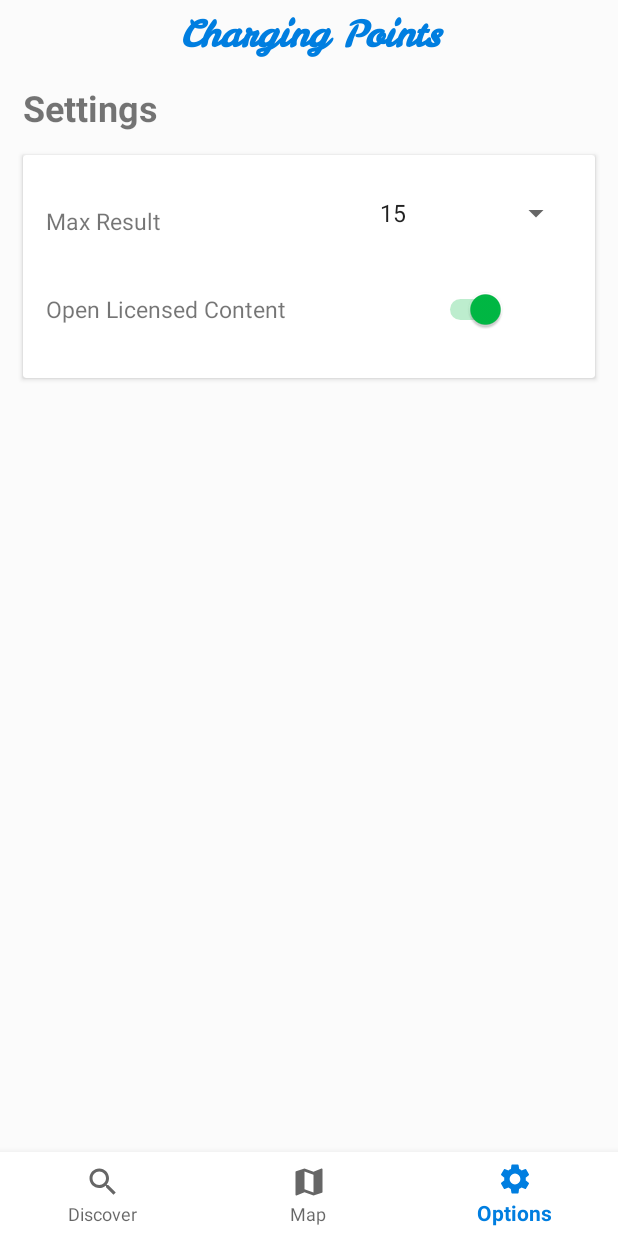
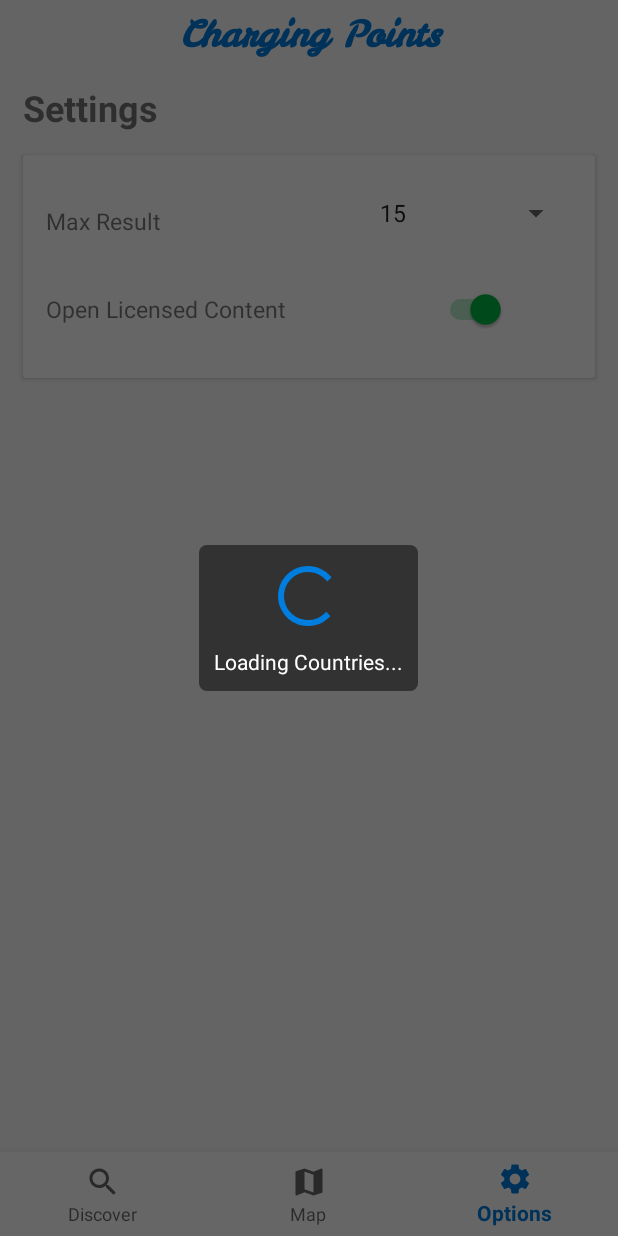
Before and after one commit to baturtulek/Charging-Points, an Android app: the screen it shows after launch (MainActivity), item 3 of the bottom bar chosen, on a phone screen of 412 x 824 dp. Run offline under Robolectric (Android 15) with nearby library versions, the phone set to English and light mode, and no system bars; our stand-ins replace Room's generated code.

Commit message:
Added custom progress bar

```diff
--- /dev/null
+++ b/app/src/main/java/com/example/electircalchargestations/CustomProgressBar.java
@@ -0,0 +1,42 @@
+package com.example.electircalchargestations;
+import android.app.Dialog;
+import android.content.Context;
+import android.view.Window;
+import android.widget.TextView;
+
+public class CustomProgressBar extends Dialog {
+
+    private static CustomProgressBar mCustomProgressbar;
+    private static TextView status;
+
+    private CustomProgressBar(Context context) {
+        super(context);
+        requestWindowFeature(Window.FEATURE_NO_TITLE);
+        setContentView(R.layout.dialog_progressbar);
+        status = findViewById(R.id.statusTv);
+        this.getWindow().setBackgroundDrawableResource(android.R.color.transparent);
+    }
+
+
+    public static void showProgressBar(Context context, boolean cancelable) {
+        showProgressBar(context, cancelable, null);
+    }
+
+    public static void showProgressBar(Context context, boolean cancelable, String message) {
+        if (mCustomProgressbar != null && mCustomProgressbar.isShowing()) {
+            mCustomProgressbar.cancel();
+        }
+
+        mCustomProgressbar = new CustomProgressBar(context);
+        mCustomProgressbar.setCancelable(cancelable);
+        status.setText(message);
+        mCustomProgressbar.show();
+    }
+
+    public static void hideProgressBar() {
+        if (mCustomProgressbar != null) {
+            mCustomProgressbar.dismiss();
+        }
+    }
+
+}
--- /dev/null
+++ b/app/src/main/res/drawable/bg_progressbar.xml
@@ -0,0 +1,12 @@
+<?xml version="1.0" encoding="utf-8"?>
+<shape
+    xmlns:android="http://schemas.android.com/apk/res/android"
+    android:shape="rectangle" >
+
+    <solid android:color="#7F000000" />
+    <corners
+        android:bottomLeftRadius="5dp"
+        android:bottomRightRadius="5dp"
+        android:topLeftRadius="5dp"
+        android:topRightRadius="5dp" />
+</shape>
--- /dev/null
+++ b/app/src/main/res/layout/dialog_progressbar.xml
@@ -0,0 +1,27 @@
+<?xml version="1.0" encoding="utf-8"?>
+<LinearLayout
+    xmlns:android="http://schemas.android.com/apk/res/android"
+    android:layout_width="wrap_content"
+    android:layout_height="wrap_content"
+    android:background="@drawable/bg_progressbar"
+    android:gravity="center"
+    android:orientation="vertical"
+    android:padding="10dp">
+
+    <ProgressBar
+        android:id="@+id/progressbar"
+        android:layout_width="wrap_content"
+        android:layout_height="wrap_content"
+        android:foregroundGravity="center"
+        android:indeterminate="true"
+        android:indeterminateTint="@color/colorPrimary"
+        android:indeterminateTintMode="src_atop" />
+
+    <TextView
+        android:id="@+id/statusTv"
+        android:layout_width="wrap_content"
+        android:layout_height="wrap_content"
+        android:layout_marginTop="10dp"
+        android:textColor="#FFFFFF" />
+
+</LinearLayout>
--- a/app/src/main/res/layout/fragment_discover.xml
+++ b/app/src/main/res/layout/fragment_discover.xml
@@ -46,7 +46,7 @@
                             android:src="@drawable/ic_error_black_50dp" />
 
                         <TextView
-                            android:id="@+id/no_photo_tv"
+                            android:id="@+id/error_tv"
                             android:layout_width="match_parent"
                             android:layout_height="wrap_content"
                             android:layout_gravity="center"
@@ -54,23 +54,11 @@
                             android:layout_marginTop="20dp"
                             android:layout_marginEnd="10dp"
                             android:padding="5dp"
-                            android:text="@string/discover_fragment_no_station"
                             android:textAlignment="center"
                             android:textSize="18sp" />
                     </LinearLayout>
 
                 </android.support.v7.widget.CardView>
-
-                <ProgressBar
-                    android:id="@+id/progressBar"
-                    android:layout_width="wrap_content"
-                    android:layout_height="wrap_content"
-                    android:layout_gravity="center"
-                    android:foregroundGravity="center"
-                    android:indeterminate="true"
-                    android:indeterminateTint="@color/colorPrimary"
-                    android:indeterminateTintMode="src_atop"
-                    tools:visibility="gone" />
 
                 <android.support.v7.widget.RecyclerView
                     android:id="@+id/recyclerView"
--- a/app/src/main/res/layout/fragment_photos.xml
+++ b/app/src/main/res/layout/fragment_photos.xml
@@ -27,7 +27,7 @@
                 android:src="@drawable/ic_photo_library_black_50dp" />
 
             <TextView
-                android:id="@+id/no_photo_tv"
+                android:id="@+id/error_tv"
                 android:layout_width="match_parent"
                 android:layout_height="wrap_content"
                 android:layout_gravity="center"
```
